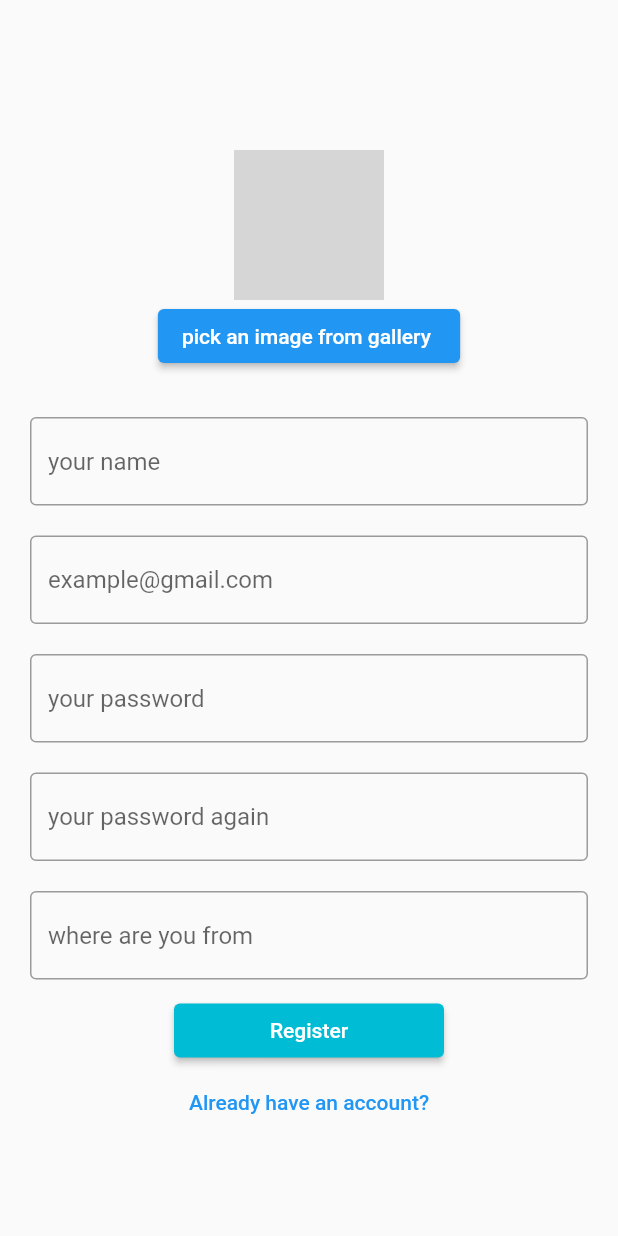
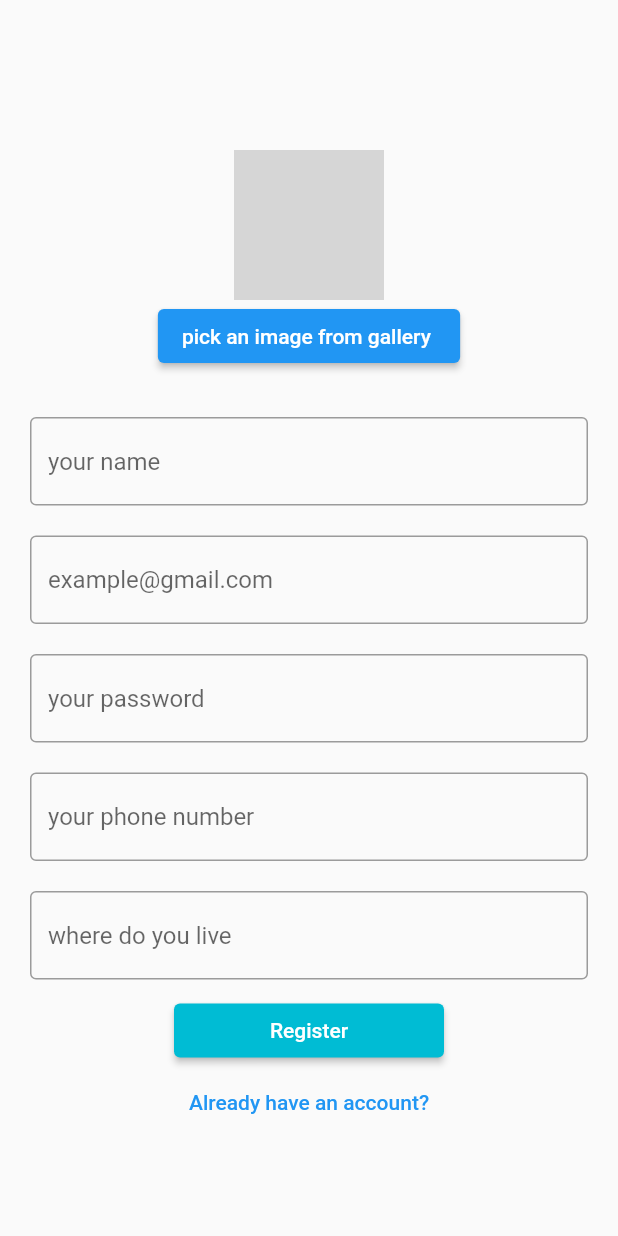
Before and after one commit to muhamad3/secondhand, a Flutter app: the Createacc screen opened directly, after a tap on "Register", on a phone screen of 412 x 824 dp. Run offline on Flutter 3.47's test engine with Material 2 defaults, Android fonts, the phone set to English and light mode, and no system bars; our stand-ins replace cloud_firestore, file_picker, firebase_auth, firebase_core, firebase_storage, image_picker and 1 more; accounts and stored records are empty; network calls fail; grey boxes are pictures that could not be loaded.

```diff
--- a/lib/Screens/createacc.dart
+++ b/lib/Screens/createacc.dart
@@ -6,8 +6,8 @@ import 'package:flutter/material.dart';
 import 'package:firebase_auth/firebase_auth.dart';
 import 'package:image_picker/image_picker.dart';
 import 'package:path/path.dart';
-import 'firebaseapi.dart';
-import 'sharedpreferences.dart';
+import '../classes/firebaseapi.dart';
+import '../classes/sharedpreferences.dart';
 
 class Createacc extends StatefulWidget {
   const Createacc({Key? key}) : super(key: key);
@@ -21,13 +21,12 @@ class _CreateaccState extends State<Createacc> {
   TextEditingController? location = TextEditingController();
   TextEditingController? email = TextEditingController();
   TextEditingController? password = TextEditingController();
-  TextEditingController? password2 = TextEditingController();
+  TextEditingController? phonenum = TextEditingController();
   String Password = '';
-  String Password2 = '';
+  String phonenumber = '';
   String? username;
   String Email = '';
   String? loc;
-
   Future pickimage() async {
     final image = await ImagePicker().pickImage(source: ImageSource.gallery);
     if (image == null) return;
@@ -89,7 +88,7 @@ class _CreateaccState extends State<Createacc> {
           Container(
             child: TextField(
               controller: password,
-              decoration: InputDecoration(
+              decoration: const InputDecoration(
                   border: OutlineInputBorder(), hintText: 'your password'),
               obscureText: true,
             ),
@@ -97,11 +96,10 @@ class _CreateaccState extends State<Createacc> {
           ),
           Container(
             child: TextField(
-              controller: password2,
+              controller: phonenum,
               decoration: const InputDecoration(
-                  border: OutlineInputBorder(),
-                  hintText: 'your password again'),
-              obscureText: true,
+                  border: OutlineInputBorder(), hintText: 'your phone number'),
+              keyboardType: TextInputType.phone,
             ),
             padding: const EdgeInsets.fromLTRB(20, 10, 20, 10),
           ),
@@ -109,35 +107,43 @@ class _CreateaccState extends State<Createacc> {
             child: TextField(
               controller: location,
               decoration: const InputDecoration(
-                  border: OutlineInputBorder(), hintText: 'where are you from'),
+                  border: OutlineInputBorder(), hintText: 'where do you live'),
             ),
             padding: const EdgeInsets.fromLTRB(20, 10, 20, 10),
           ),
           ElevatedButton(
             onPressed: () {
               Password = password?.value.text ?? '';
-              Password2 = password?.value.text ?? '';
+              phonenumber = phonenum?.value.text ?? '';
+              Email = email?.value.text ?? 'no email available';
+              username = name?.value.text;
+              loc = location?.value.text;
+              FirebaseFirestore.instance
+                  .collection('users')
+                  .doc('$username $Email')
+                  .set({
+                'email': Email,
+                'name': username,
+                'location': loc,
+                'phonenumber': phonenumber,
+              });
 
-                Email = email?.value.text ?? 'no email available';
-                username = name?.value.text;
-                loc = location?.value.text;
-                FirebaseFirestore.instance
-                    .collection('users').doc('name_$Email')
-                    .set({'email': Email, 'name': username, 'location': loc});
-                registerWithEmailAndPassword(Email, Password);
-                uploadFile();
-                Sharedpreference.setuser(username,Email,file!.path,loc);
+              registerWithEmailAndPassword(Email, Password);
 
+              uploadFile();
+
+              Sharedpreference.setuser(username, Email,
+                  file?.path ?? 'no picture available', loc, phonenumber);
             },
             child: const Text('Register'),
             style: ButtonStyle(
               backgroundColor: MaterialStateProperty.all<Color>(Colors.cyan),
-              fixedSize: MaterialStateProperty.all(Size.fromWidth(180)),
+              fixedSize: MaterialStateProperty.all(const Size.fromWidth(180)),
             ),
           ),
           TextButton(
               onPressed: () {
-                Navigator.pop(context);
+                Navigator.popAndPushNamed(context, '/home');
               },
               child: const Text('Already have an account?'))
         ],
@@ -149,7 +155,9 @@ class _CreateaccState extends State<Createacc> {
     final FirebaseAuth _firebaseAuth = FirebaseAuth.instance;
     await _firebaseAuth.createUserWithEmailAndPassword(
         email: email, password: password);
-    Navigator.pop(this.context);
+    String? a = _firebaseAuth.currentUser!.uid;
+    print(a);
+    Navigator.popAndPushNamed(this.context, '/home');
   }
 
   Future selectFile() async {
@@ -159,13 +167,11 @@ class _CreateaccState extends State<Createacc> {
     final path = result.files.single.path!;
 
     setState(() => file = File(path));
-    uploadFile();
   }
 
   Future uploadFile() async {
     if (file == null) return;
 
-    final fileName = basename(file!.path);
     final destination = 'users/$Email';
     task = FirebaseApi.uploadFile(destination, file!);
 
--- /dev/null
+++ b/lib/classes/sharedpreferences.dart
@@ -0,0 +1,18 @@
+import 'package:shared_preferences/shared_preferences.dart';
+
+class Sharedpreference {
+
+  static Future<void> setuser(name, email, image, location,phonenumber) async {
+    final SharedPreferences preference = await SharedPreferences.getInstance();
+    preference.setString('name', name ?? 'no name available');
+    print(name);
+    preference.setString('email', email ?? 'no email available');
+    print(email);
+    preference.setString('image', image ?? 'no image available');
+    print(image);
+    preference.setString('location', location ?? 'no location available');
+    print(location);
+    preference.setString('phonenumber', phonenumber ?? 'no location available');
+    print(phonenumber);
+  }
+}
--- a/lib/main.dart
+++ b/lib/main.dart
@@ -9,7 +9,7 @@ import 'Screens/Login.dart';
 
 Future<void> main() async {
   WidgetsFlutterBinding.ensureInitialized();
-  await Firebase.initializeApp().then((value) => print('initialized'));
+  await Firebase.initializeApp().then((value) => print('firebase initialized'));
 
   runApp(const MyApp());
 }
```
Also changed, not shown: lib/Screens/Home.dart (+57 -30 lines), lib/Screens/Post.dart (added, +27 -0 lines), lib/Screens/posting.dart (+18 -5 lines), lib/Screens/profile.dart (+19 -30 lines), lib/Screens/sharedpreferences.dart (deleted, +0 -40 lines), lib/classes/firebaseapi.dart (renamed from lib/Screens/firebaseapi.dart, +0 -8 lines), lib/classes/storage.dart (added, +22 -0 lines).
